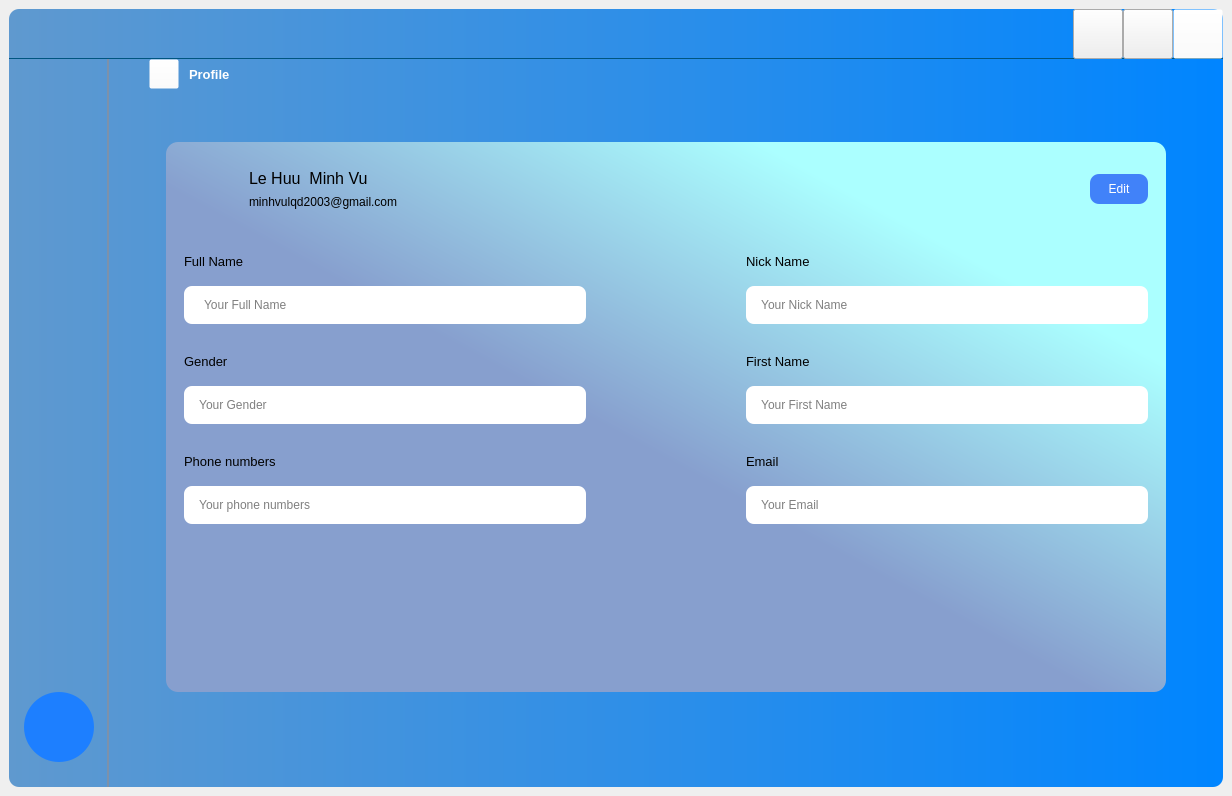
Before: the Qt Designer form Client/View/Home.ui in NegiKirin/PBL5, drawn with Qt 5.
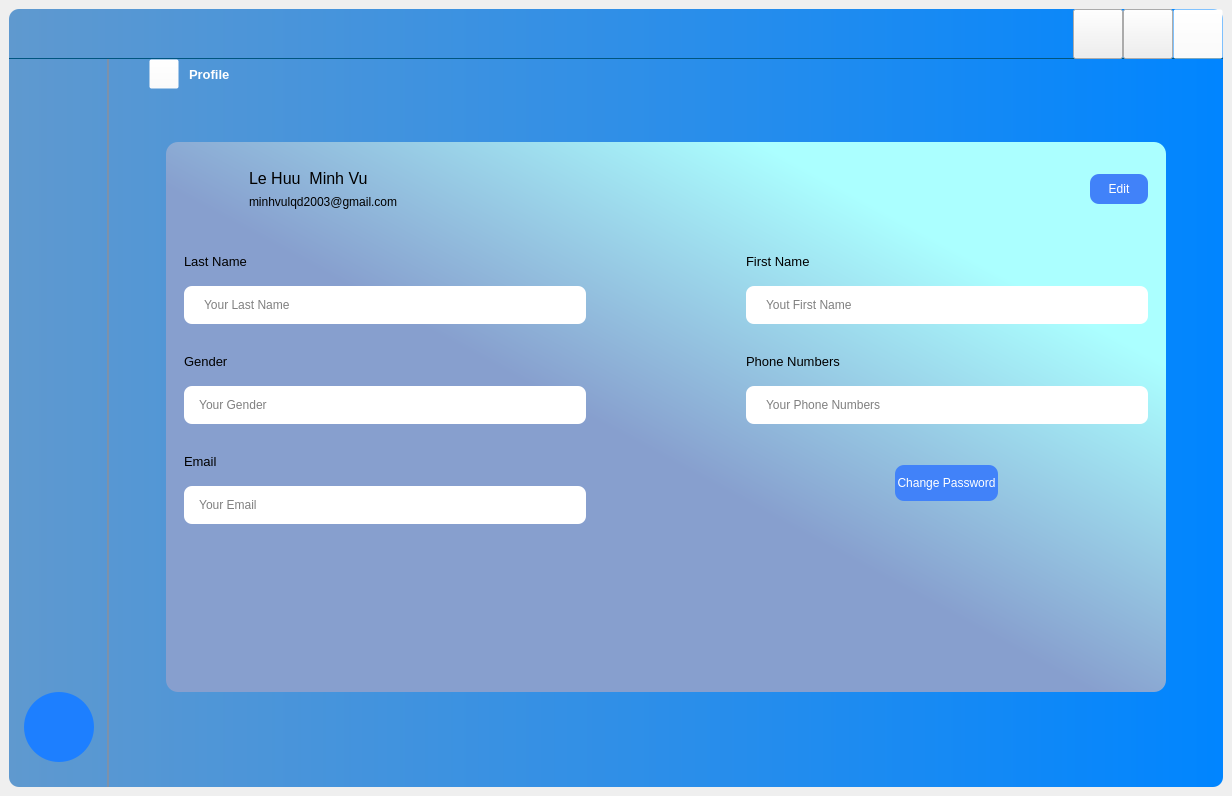
After: the same form once the commit is applied. The open tabs and pages were chosen to show the change. Icons and pictures are not drawn.

The edit to the form file:
```diff
--- a/Client/View/Home.ui
+++ b/Client/View/Home.ui
@@ -527,6 +527,48 @@
                   </property>
                  </widget>
                 </item>
+                <item>
+                 <widget class="QPushButton" name="pushButton_6">
+                  <property name="minimumSize">
+                   <size>
+                    <width>50</width>
+                    <height>50</height>
+                   </size>
+                  </property>
+                  <property name="maximumSize">
+                   <size>
+                    <width>41</width>
+                    <height>16777215</height>
+                   </size>
+                  </property>
+                  <property name="cursor">
+                   <cursorShape>PointingHandCursor</cursorShape>
+                  </property>
+                  <property name="styleSheet">
+                   <string notr="true">#pushButton_6{
+border-radius : 15px;
+border-right : none
+
+}
+#pushButton_6:hover {
+                background-color: rgb(117, 129, 143); 
+            }</string>
+                  </property>
+                  <property name="text">
+                   <string/>
+                  </property>
+                  <property name="icon">
+                   <iconset>
+                    <normaloff>Image/icons8-management-50.png</normaloff>Image/icons8-management-50.png</iconset>
+                  </property>
+                  <property name="iconSize">
+                   <size>
+                    <width>40</width>
+                    <height>35</height>
+                   </size>
+                  </property>
+                 </widget>
+                </item>
                 <item>
                  <spacer name="verticalSpacer_2">
                   <property name="orientation">
@@ -599,7 +641,7 @@
 </string>
             </property>
             <property name="currentIndex">
-             <number>3</number>
+             <number>1</number>
             </property>
             <widget class="QWidget" name="page_learning">
              <layout class="QVBoxLayout" name="verticalLayout_4">
@@ -2365,35 +2407,6 @@
                        <string notr="true">background-color: rgba(255, 255, 255, 0)
 </string>
                       </property>
-                      <widget class="QPushButton" name="pushButton_6">
-                       <property name="geometry">
-                        <rect>
-                         <x>40</x>
-                         <y>0</y>
-                         <width>30</width>
-                         <height>30</height>
-                        </rect>
-                       </property>
-                       <property name="cursor">
-                        <cursorShape>PointingHandCursor</cursorShape>
-                       </property>
-                       <property name="styleSheet">
-                        <string notr="true"/>
-                       </property>
-                       <property name="text">
-                        <string/>
-                       </property>
-                       <property name="icon">
-                        <iconset>
-                         <normaloff>../pythonProject/PBL5/Client/View/Image/Group 4.png</normaloff>../pythonProject/PBL5/Client/View/Image/Group 4.png</iconset>
-                       </property>
-                       <property name="iconSize">
-                        <size>
-                         <width>30</width>
-                         <height>30</height>
-                        </size>
-                       </property>
-                      </widget>
                       <widget class="QLabel" name="label_105">
                        <property name="geometry">
                         <rect>
@@ -2417,6 +2430,35 @@
                         <string>Profile</string>
                        </property>
                       </widget>
+                      <widget class="QPushButton" name="pushButton_14">
+                       <property name="geometry">
+                        <rect>
+                         <x>40</x>
+                         <y>0</y>
+                         <width>30</width>
+                         <height>30</height>
+                        </rect>
+                       </property>
+                       <property name="cursor">
+                        <cursorShape>PointingHandCursor</cursorShape>
+                       </property>
+                       <property name="styleSheet">
+                        <string notr="true"/>
+                       </property>
+                       <property name="text">
+                        <string/>
+                       </property>
+                       <property name="icon">
+                        <iconset>
+                         <normaloff>Image/Group 4.png</normaloff>Image/Group 4.png</iconset>
+                       </property>
+                       <property name="iconSize">
+                        <size>
+                         <width>30</width>
+                         <height>30</height>
+                        </size>
+                       </property>
+                      </widget>
                      </widget>
                     </item>
                    </layout>
@@ -2716,7 +2758,7 @@
                                          </font>
                                         </property>
                                         <property name="text">
-                                         <string>Full Name</string>
+                                         <string>Last Name</string>
                                         </property>
                                        </widget>
                                       </item>
@@ -2740,7 +2782,7 @@
 padding-left:18px;</string>
                                         </property>
                                         <property name="placeholderText">
-                                         <string>Your Full Name</string>
+                                         <string>Your Last Name</string>
                                         </property>
                                        </widget>
                                       </item>
@@ -2777,7 +2819,7 @@
                                          </font>
                                         </property>
                                         <property name="text">
-                                         <string>Nick Name</string>
+                                         <string>First Name</string>
                                         </property>
                                        </widget>
                                       </item>
@@ -2797,13 +2839,14 @@
                                         </property>
                                         <property name="styleSheet">
                                          <string notr="true">border-radius:8px;
-background-color : rgb(255, 255, 255)</string>
+background-color : rgb(255, 255, 255);
+padding-left:18px;</string>
                                         </property>
                                         <property name="maxLength">
                                          <number>32761</number>
                                         </property>
                                         <property name="placeholderText">
-                                         <string>    Your Nick Name</string>
+                                         <string>Yout First Name</string>
                                         </property>
                                         <property name="clearButtonEnabled">
                                          <bool>false</bool>
@@ -2905,7 +2948,7 @@
                                          </font>
                                         </property>
                                         <property name="text">
-                                         <string>First Name</string>
+                                         <string>Phone Numbers</string>
                                         </property>
                                        </widget>
                                       </item>
@@ -2919,10 +2962,11 @@
                                         </property>
                                         <property name="styleSheet">
                                          <string notr="true">border-radius:8px;
-background-color : rgb(255, 255, 255)</string>
+background-color : rgb(255, 255, 255);
+padding-left:18px;</string>
                                         </property>
                                         <property name="placeholderText">
-                                         <string>    Your First Name</string>
+                                         <string>Your Phone Numbers</string>
                                         </property>
                                        </widget>
                                       </item>
@@ -2967,7 +3011,7 @@
                                          </font>
                                         </property>
                                         <property name="text">
-                                         <string>Phone numbers</string>
+                                         <string>Email</string>
                                         </property>
                                        </widget>
                                       </item>
@@ -2984,7 +3028,7 @@
 background-color : rgb(255, 255, 255)</string>
                                         </property>
                                         <property name="placeholderText">
-                                         <string>    Your phone numbers</string>
+                                         <string>    Your Email</string>
                                         </property>
                                        </widget>
                                       </item>
@@ -3012,33 +3056,25 @@
                                        <height>0</height>
                                       </size>
                                      </property>
-                                     <layout class="QVBoxLayout" name="verticalLayout_29">
+                                     <layout class="QHBoxLayout" name="horizontalLayout_22">
                                       <item>
-                                       <widget class="QLabel" name="label_15">
-                                        <property name="font">
-                                         <font>
-                                          <pointsize>10</pointsize>
-                                         </font>
-                                        </property>
-                                        <property name="text">
-                                         <string>Email</string>
-                                        </property>
-                                       </widget>
-                                      </item>
-                                      <item>
-                                       <widget class="QLineEdit" name="lineEdit_12">
-                                        <property name="minimumSize">
+                                       <widget class="QPushButton" name="pushButton_13">
+                                        <property name="maximumSize">
                                          <size>
-                                          <width>0</width>
-                                          <height>38</height>
+                                          <width>103</width>
+                                          <height>36</height>
                                          </size>
                                         </property>
+                                        <property name="cursor">
+                                         <cursorShape>PointingHandCursor</cursorShape>
+                                        </property>
                                         <property name="styleSheet">
-                                         <string notr="true">border-radius:8px;
-background-color : rgb(255, 255, 255)</string>
+                                         <string notr="true">background-color: rgb(65, 130, 249);
+color: rgb(255, 255, 255);
+border-radius:9px;</string>
                                         </property>
-                                        <property name="placeholderText">
-                                         <string>    Your Email</string>
+                                        <property name="text">
+                                         <string>Change Password</string>
                                         </property>
                                        </widget>
                                       </item>
@@ -3195,6 +3231,9 @@
                          <height>30</height>
                         </rect>
                        </property>
+                       <property name="cursor">
+                        <cursorShape>PointingHandCursor</cursorShape>
+                       </property>
                        <property name="styleSheet">
                         <string notr="true"/>
                        </property>
```
